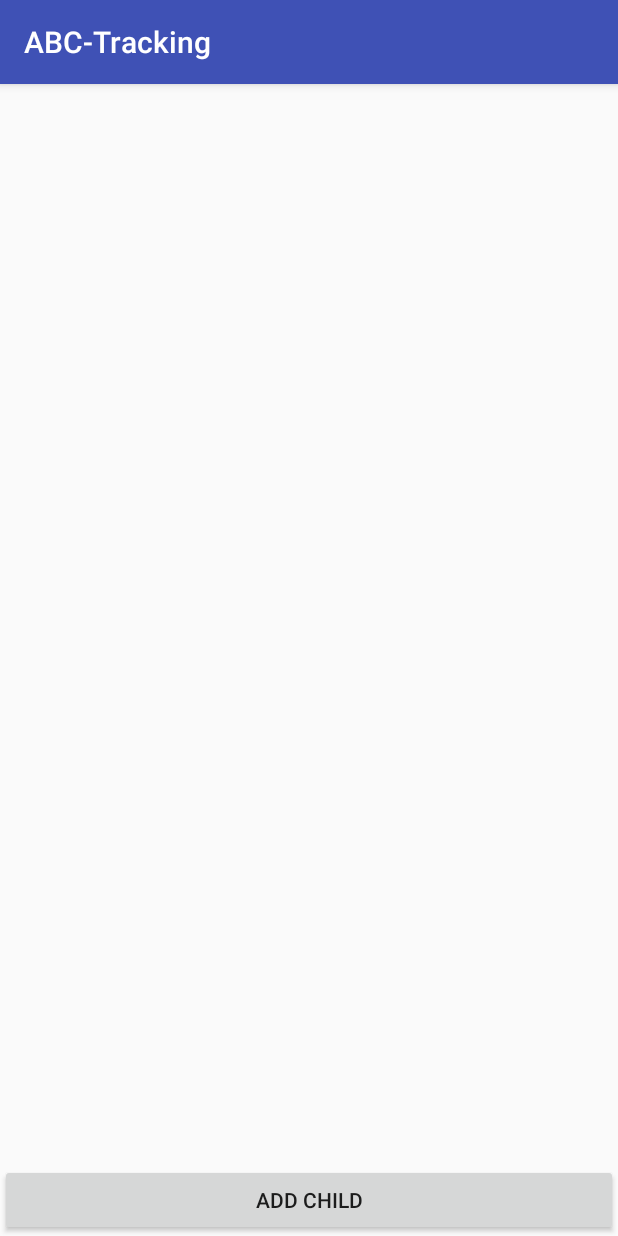
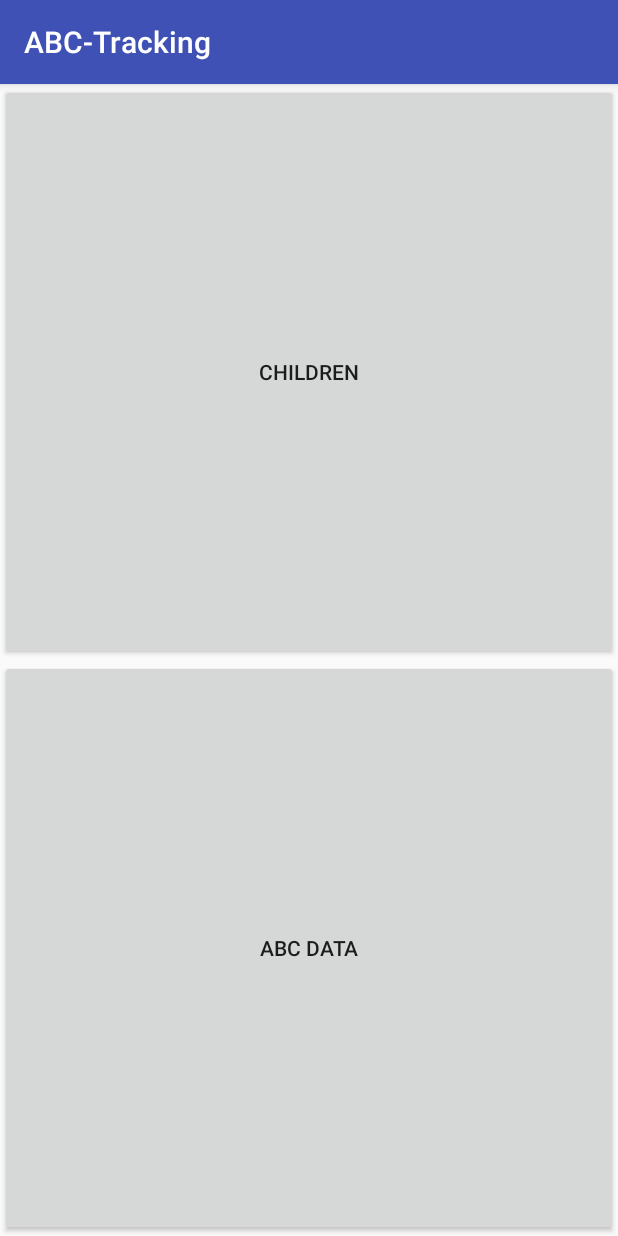
Before and after one commit to yntelectual/abc-tracker, an Android app: the screen it shows after launch (MainActivity), on a phone screen of 412 x 824 dp. Run offline under Robolectric (Android 15) with nearby library versions, the phone set to English and light mode, and no system bars.

Commit message:
change the main activity

```diff
--- a/app/src/main/java/sk/rain/men/abc/tracking/ChildActivity.java
+++ b/app/src/main/java/sk/rain/men/abc/tracking/ChildActivity.java
@@ -23,7 +23,7 @@ public class ChildActivity extends AppCompatActivity {
         setContentView(R.layout.activity_child);
 
         Button deleteChildButtton = findViewById(R.id.delete_child_button);
-        Long childId = getIntent().getLongExtra(MainActivity.CHILD_MESSAGE, -1);
+        Long childId = getIntent().getLongExtra(ChildrenActivity.CHILD_MESSAGE, -1);
         if (childId != -1) {
             child = Child.findById(Child.class, childId);
             deleteChildButtton.setText(R.string.delete_child_button);
--- a/app/src/main/java/sk/rain/men/abc/tracking/MainActivity.java
+++ b/app/src/main/java/sk/rain/men/abc/tracking/MainActivity.java
@@ -1,61 +1,25 @@
 package sk.rain.men.abc.tracking;
 
 import android.content.Intent;
-import android.database.Cursor;
 import android.support.v7.app.AppCompatActivity;
 import android.os.Bundle;
 import android.view.View;
-import android.widget.AdapterView;
-import android.widget.EditText;
-import android.widget.ListView;
 import android.widget.Toast;
 
-import com.orm.query.Select;
-import com.orm.util.SugarCursor;
-
-import java.util.List;
-
-import sk.rain.men.abc.tracking.adapter.ChildCursorAdapter;
-import sk.rain.men.abc.tracking.model.Child;
-
-public class MainActivity extends AppCompatActivity implements AdapterView.OnItemClickListener, AdapterView.OnItemLongClickListener {
-
-    public static final String CHILD_MESSAGE = "sk.abc.CHILD";
+public class MainActivity extends AppCompatActivity {
 
     @Override
     protected void onCreate(Bundle savedInstanceState) {
         super.onCreate(savedInstanceState);
         setContentView(R.layout.activity_main);
-        //List<Child> children = Child.listAll(Child.class);
-        Cursor cursor = Select.from(Child.class).getCursor();
-        ChildCursorAdapter cursorAdapter = new ChildCursorAdapter(this, cursor);
-
-        ListView childListView = findViewById(R.id.childListView);
-        childListView.setAdapter(cursorAdapter);
-        childListView.setOnItemClickListener(this);
-        childListView.setOnItemLongClickListener(this);
     }
 
-    public void createChild(View view) {
-        Intent intent = new Intent(this, ChildActivity.class);
+    public void openChildren(View view) {
+        Intent intent = new Intent(this, ChildrenActivity.class);
         startActivity(intent);
     }
 
-    @Override
-    public void onItemClick(AdapterView<?> adapterView, View view, int i, long l) {
-        SugarCursor cursor = (SugarCursor) adapterView.getItemAtPosition(i);
-
-        Toast.makeText(this, cursor.getString(cursor.getColumnIndex("NAME")), Toast.LENGTH_SHORT).show();
-    }
-
-    @Override
-    public boolean onItemLongClick(AdapterView<?> adapterView, View view, int i, long l) {
-        SugarCursor cursor = (SugarCursor) adapterView.getItemAtPosition(i);
-        Long childId = cursor.getLong(cursor.getColumnIndex("ID"));
-        Intent intent = new Intent(this, ChildActivity.class);
-        intent.putExtra(CHILD_MESSAGE, childId);
-        startActivity(intent);
-
-        return true;
+    public void openABCData(View view) {
+        Toast.makeText(this,"this will open ABC data activity", Toast.LENGTH_SHORT).show();
     }
 }
--- a/app/src/main/res/layout/activity_main.xml
+++ b/app/src/main/res/layout/activity_main.xml
@@ -4,18 +4,21 @@
     xmlns:tools="http://schemas.android.com/tools"
     android:layout_width="match_parent"
     android:layout_height="match_parent"
-    tools:context="sk.rain.men.abc.tracking.MainActivity"
-    android:orientation="vertical">
+    android:orientation="vertical"
+    tools:context="sk.rain.men.abc.tracking.MainActivity">
 
-    <ListView
+    <Button
+        android:text="@string/open_children_button"
         android:layout_width="match_parent"
         android:layout_height="match_parent"
-        android:id="@+id/childListView"
-        android:layout_weight="1"/>
+        android:layout_weight="1"
+        android:onClick="openChildren"/>
 
     <Button
-        android:text="@string/add_child_button"
+        android:text="@string/open_abcdata_button"
         android:layout_width="match_parent"
-        android:layout_height="wrap_content"
-        android:onClick="createChild"/>
+        android:layout_height="match_parent"
+        android:layout_weight="1"
+        android:onClick="openABCData"/>
+
 </LinearLayout>
--- a/app/src/main/res/values/strings.xml
+++ b/app/src/main/res/values/strings.xml
@@ -8,4 +8,6 @@
     <string name="delete_child_button">Delete</string>
     <string name="cancel_child_button">Cancel</string>
     <string name="save_child_button">Save</string>
+    <string name="open_children_button">Children</string>
+    <string name="open_abcdata_button">ABC data</string>
 </resources>
```
Also changed, not shown: app/src/main/AndroidManifest.xml (+21 -5 lines), app/src/main/java/sk/rain/men/abc/tracking/ChildrenActivity.java (added, +58 -0 lines), app/src/main/res/layout/activity_children.xml (added, +20 -0 lines), 1 other file.
